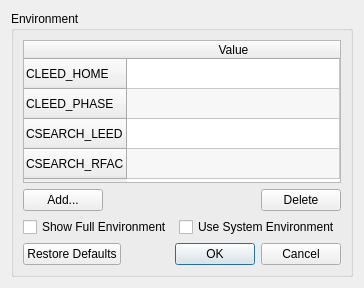
Qt form src/gui/EnvironmentDialog.ui (Liam-Deacon/cleed-gui) before a commit.
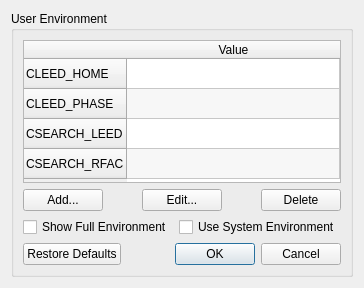
The same form after that commit. Icons and pictures are not drawn.

Commit message: Updated Environment dialog with further functionality

```diff
--- a/src/gui/EnvironmentDialog.ui
+++ b/src/gui/EnvironmentDialog.ui
@@ -23,7 +23,7 @@
      <item>
       <widget class="QGroupBox" name="groupBox">
        <property name="title">
-        <string>Environment</string>
+        <string>User Environment</string>
        </property>
        <layout class="QVBoxLayout" name="verticalLayout">
         <item>
@@ -87,6 +87,26 @@
             </property>
            </widget>
           </item>
+          <item>
+           <spacer name="horizontalSpacer_3">
+            <property name="orientation">
+             <enum>Qt::Horizontal</enum>
+            </property>
+            <property name="sizeHint" stdset="0">
+             <size>
+              <width>40</width>
+              <height>20</height>
+             </size>
+            </property>
+           </spacer>
+          </item>
+          <item>
+           <widget class="QPushButton" name="editVariableButton">
+            <property name="text">
+             <string>Edit...</string>
+            </property>
+           </widget>
+          </item>
           <item>
            <spacer name="horizontalSpacer_2">
             <property name="orientation">
```
Left out of the diff: 6 changed lines with no effect on the pictures. The commit also changes 1 other file.
